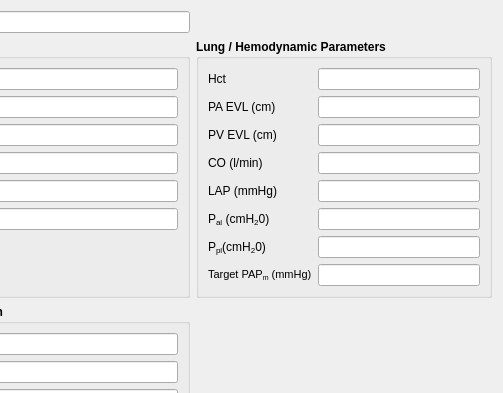
First picture: the form in src/calibratedlg.ui, repository AdamMajer/bshouty-lung-model, before the edit; both pictures show x 181 to 684 and y 0 to 393 of the 684 by 635 pixel window.
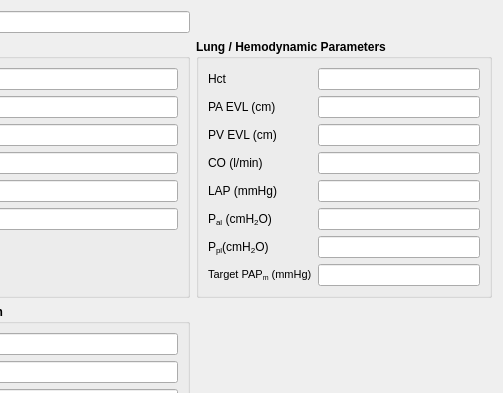
Second picture: the form after the edit. Custom widgets are drawn as their Qt base class.

```diff
--- a/src/calibratedlg.ui
+++ b/src/calibratedlg.ui
@@ -364,7 +364,7 @@
       <item row="5" column="0">
        <widget class="QLabel" name="label_14">
         <property name="text">
-         <string>&lt;html&gt;&lt;head/&gt;&lt;body&gt;&lt;p&gt;&lt;span style=&quot; font-weight:400;&quot;&gt;P&lt;/span&gt;&lt;span style=&quot; font-weight:400; vertical-align:sub;&quot;&gt;al&lt;/span&gt;&lt;span style=&quot; font-weight:400;&quot;&gt; (cmH&lt;/span&gt;&lt;span style=&quot; font-weight:400; vertical-align:sub;&quot;&gt;2&lt;/span&gt;&lt;span style=&quot; font-weight:400;&quot;&gt;0)&lt;/span&gt;&lt;/p&gt;&lt;/body&gt;&lt;/html&gt;</string>
+         <string>&lt;html&gt;&lt;head/&gt;&lt;body&gt;&lt;p&gt;&lt;span style=&quot; font-weight:400;&quot;&gt;P&lt;/span&gt;&lt;span style=&quot; font-weight:400; vertical-align:sub;&quot;&gt;al&lt;/span&gt;&lt;span style=&quot; font-weight:400;&quot;&gt; (cmH&lt;/span&gt;&lt;span style=&quot; font-weight:400; vertical-align:sub;&quot;&gt;2&lt;/span&gt;&lt;span style=&quot; font-weight:400;&quot;&gt;O)&lt;/span&gt;&lt;/p&gt;&lt;/body&gt;&lt;/html&gt;</string>
         </property>
         <property name="buddy">
          <cstring>Pal</cstring>
@@ -388,7 +388,7 @@
       <item row="6" column="0">
        <widget class="QLabel" name="label_13">
         <property name="text">
-         <string>&lt;html&gt;&lt;head/&gt;&lt;body&gt;&lt;p&gt;&lt;span style=&quot; font-weight:400;&quot;&gt;P&lt;/span&gt;&lt;span style=&quot; font-weight:400; vertical-align:sub;&quot;&gt;pl&lt;/span&gt;&lt;span style=&quot; font-weight:400;&quot;&gt;(cmH&lt;/span&gt;&lt;span style=&quot; font-weight:400; vertical-align:sub;&quot;&gt;2&lt;/span&gt;&lt;span style=&quot; font-weight:400;&quot;&gt;0)&lt;/span&gt;&lt;/p&gt;&lt;/body&gt;&lt;/html&gt;</string>
+         <string>&lt;html&gt;&lt;head/&gt;&lt;body&gt;&lt;p&gt;&lt;span style=&quot; font-weight:400;&quot;&gt;P&lt;/span&gt;&lt;span style=&quot; font-weight:400; vertical-align:sub;&quot;&gt;pl&lt;/span&gt;&lt;span style=&quot; font-weight:400;&quot;&gt;(cmH&lt;/span&gt;&lt;span style=&quot; font-weight:400; vertical-align:sub;&quot;&gt;2&lt;/span&gt;&lt;span style=&quot; font-weight:400;&quot;&gt;O)&lt;/span&gt;&lt;/p&gt;&lt;/body&gt;&lt;/html&gt;</string>
         </property>
         <property name="buddy">
          <cstring>Ppl</cstring>
```
Left out of the diff: 144 changed lines with no effect on the pictures.
